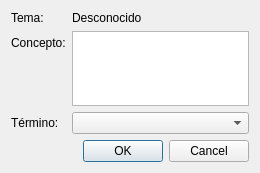
Above: preguntaform.ui from Mayerli12/ASkme- before the change. Below: the same form after it.
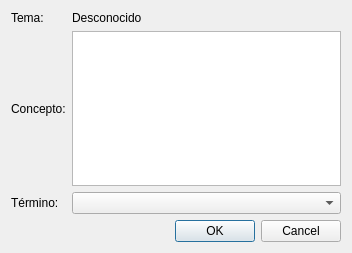
That is the form after the change.

```diff
--- a/preguntaform.ui
+++ b/preguntaform.ui
@@ -6,18 +6,18 @@
    <rect>
     <x>0</x>
     <y>0</y>
-    <width>260</width>
-    <height>173</height>
+    <width>352</width>
+    <height>253</height>
    </rect>
   </property>
   <property name="windowTitle">
    <string>Form</string>
   </property>
-  <layout class="QFormLayout" name="formLayout">
-   <item row="0" column="0">
-    <widget class="QLabel" name="label_3">
-     <property name="text">
-      <string>Tema:</string>
+  <layout class="QGridLayout" name="gridLayout">
+   <item row="3" column="1">
+    <widget class="QDialogButtonBox" name="buttonBox">
+     <property name="standardButtons">
+      <set>QDialogButtonBox::Cancel|QDialogButtonBox::Ok</set>
      </property>
     </widget>
    </item>
@@ -28,6 +28,16 @@
      </property>
     </widget>
    </item>
+   <item row="2" column="0">
+    <widget class="QLabel" name="label_2">
+     <property name="text">
+      <string>Término:</string>
+     </property>
+    </widget>
+   </item>
+   <item row="2" column="1">
+    <widget class="QComboBox" name="cmbTerminos"/>
+   </item>
    <item row="1" column="0">
     <widget class="QLabel" name="label">
      <property name="text">
@@ -42,20 +52,10 @@
      </property>
     </widget>
    </item>
-   <item row="2" column="0">
-    <widget class="QLabel" name="label_2">
+   <item row="0" column="0">
+    <widget class="QLabel" name="label_3">
      <property name="text">
-      <string>Término:</string>
-     </property>
-    </widget>
-   </item>
-   <item row="2" column="1">
-    <widget class="QComboBox" name="cmbTerminos"/>
-   </item>
-   <item row="3" column="1">
-    <widget class="QDialogButtonBox" name="buttonBox">
-     <property name="standardButtons">
-      <set>QDialogButtonBox::Cancel|QDialogButtonBox::Ok</set>
+      <string>Tema:</string>
      </property>
     </widget>
    </item>
```
